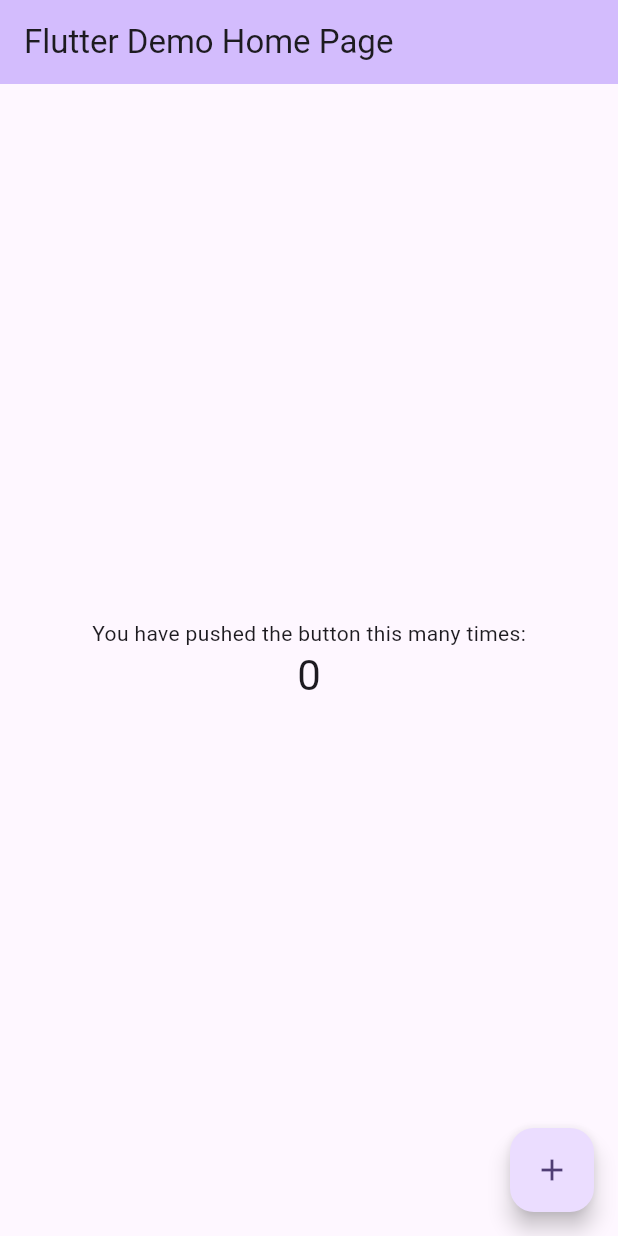
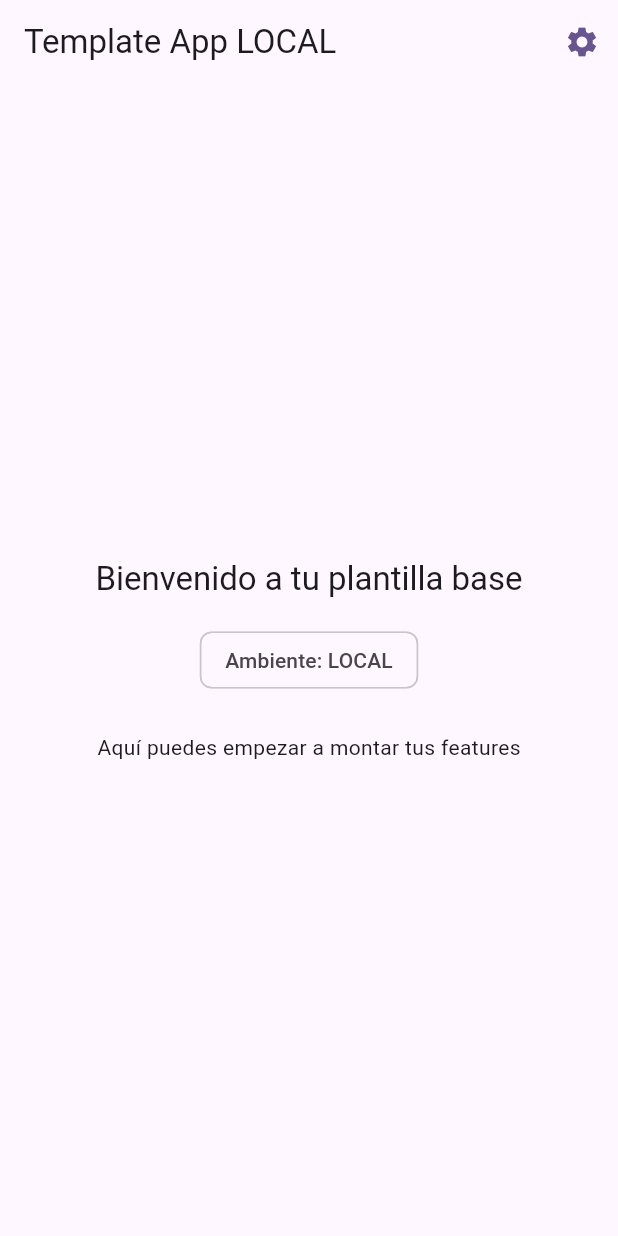
Before and after one commit to leonardo5456/flutter-template, a Flutter app: the screen it shows after launch, on a phone screen of 412 x 824 dp. Run offline on Flutter 3.47's test engine with Material 3 defaults, Android fonts, the phone set to English and light mode, and no system bars.

Commit message:
initial app config

```diff
--- /dev/null
+++ b/lib/app.dart
@@ -0,0 +1,31 @@
+import 'package:flutter/material.dart';
+import 'package:provider/provider.dart';
+import 'core/router/app_router.dart';
+import 'core/theme/app_theme.dart';
+import 'core/theme/theme_notifier.dart';
+
+class MyApp extends StatelessWidget {
+  const MyApp({super.key});
+
+  @override
+  Widget build(BuildContext context) {
+    return ChangeNotifierProvider(
+      create: (_) => ThemeNotifier(),
+      child: Consumer<ThemeNotifier>(
+        builder: (_, themeNotifier, __) {
+          final seed = themeNotifier.seedColor;
+
+          return MaterialApp(
+            debugShowCheckedModeBanner: false,
+            title: 'Template App',
+            themeMode: themeNotifier.themeMode,
+            theme: AppTheme.light(seed),
+            darkTheme: AppTheme.dark(seed),
+            onGenerateRoute: AppRouter.onGenerateRoute,
+            initialRoute: AppRoutes.home,
+          );
+        },
+      ),
+    );
+  }
+}
--- /dev/null
+++ b/lib/core/config/flavor.dart
@@ -0,0 +1,12 @@
+enum Flavor { local, dev, prod }
+
+String flavorName(Flavor flavor) {
+  switch (flavor) {
+    case Flavor.local:
+      return 'LOCAL';
+    case Flavor.dev:
+      return 'DEV';
+    case Flavor.prod:
+      return 'PROD';
+  }
+}
--- /dev/null
+++ b/lib/core/router/app_router.dart
@@ -0,0 +1,21 @@
+import 'package:flutter/material.dart';
+import '../../features/home/presentation/pages/home_page.dart';
+import '../../features/settings/presentation/pages/settings_page.dart';
+
+class AppRoutes {
+  static const String home = '/';
+  static const String settings = '/settings';
+}
+
+class AppRouter {
+  static Route<dynamic>? onGenerateRoute(RouteSettings settings) {
+    switch (settings.name) {
+      case AppRoutes.home:
+        return MaterialPageRoute(builder: (_) => const HomePage());
+      case AppRoutes.settings:
+        return MaterialPageRoute(builder: (_) => const SettingsPage());
+      default:
+        return MaterialPageRoute(builder: (_) => const HomePage());
+    }
+  }
+}
--- /dev/null
+++ b/lib/core/theme/app_theme.dart
@@ -0,0 +1,33 @@
+import 'package:flutter/material.dart';
+
+class AppTheme {
+  // Color semilla por defecto
+  static const Color defaultSeed = Colors.deepPurple;
+
+  static ColorScheme colorSchemeFromSeed(Color seed, {Brightness? brightness}) {
+    return ColorScheme.fromSeed(
+      seedColor: seed,
+      brightness: brightness ?? Brightness.light,
+    );
+  }
+
+  static ThemeData light(Color seed) {
+    final scheme = colorSchemeFromSeed(seed, brightness: Brightness.light);
+    return ThemeData(
+      useMaterial3: true,
+      colorScheme: scheme,
+      brightness: Brightness.light,
+      iconTheme: IconThemeData(color: scheme.primary),
+    );
+  }
+
+  static ThemeData dark(Color seed) {
+    final scheme = colorSchemeFromSeed(seed, brightness: Brightness.dark);
+    return ThemeData(
+      useMaterial3: true,
+      colorScheme: scheme,
+      brightness: Brightness.dark,
+      iconTheme: IconThemeData(color: scheme.primary),
+    );
+  }
+}
--- /dev/null
+++ b/lib/core/theme/theme_notifier.dart
@@ -0,0 +1,20 @@
+import 'package:flutter/material.dart';
+import 'app_theme.dart';
+
+class ThemeNotifier extends ChangeNotifier {
+  ThemeMode _themeMode = ThemeMode.system;
+  Color _seedColor = AppTheme.defaultSeed;
+
+  ThemeMode get themeMode => _themeMode;
+  Color get seedColor => _seedColor;
+
+  void setThemeMode(ThemeMode mode) {
+    _themeMode = mode;
+    notifyListeners();
+  }
+
+  void setSeedColor(Color color) {
+    _seedColor = color;
+    notifyListeners();
+  }
+}
--- /dev/null
+++ b/lib/features/home/presentation/pages/home_page.dart
@@ -0,0 +1,49 @@
+import 'package:flutter/material.dart';
+import '../../../../bootstrap.dart';
+import '../../../../core/config/flavor.dart';
+import '../../../../core/router/app_router.dart';
+import '../../../../shared/widgets/app_icon.dart';
+
+class HomePage extends StatelessWidget {
+  const HomePage({super.key});
+
+  @override
+  Widget build(BuildContext context) {
+    final flavor = appConfig.flavor;
+    final flavorLabel = flavorName(flavor);
+
+    return Scaffold(
+      appBar: AppBar(
+        title: Text(appConfig.appName),
+        actions: [
+          IconButton(
+            icon: const AppIcon(Icons.settings),
+            onPressed: () {
+              Navigator.pushNamed(context, AppRoutes.settings);
+            },
+          ),
+        ],
+      ),
+      body: Center(
+        child: Column(
+          mainAxisSize: MainAxisSize.min,
+          children: [
+            Text(
+              'Bienvenido a tu plantilla base',
+              style: Theme.of(context).textTheme.titleLarge,
+            ),
+            const SizedBox(height: 16),
+            Chip(
+              label: Text('Ambiente: $flavorLabel'),
+            ),
+            const SizedBox(height: 24),
+            Text(
+              'Aquí puedes empezar a montar tus features',
+              style: Theme.of(context).textTheme.bodyMedium,
+            ),
+          ],
+        ),
+      ),
+    );
+  }
+}
--- a/lib/main.dart
+++ b/lib/main.dart
@@ -1,122 +1,134 @@
 import 'package:flutter/material.dart';
+import 'bootstrap.dart';
+import 'app.dart';
 
-void main() {
+Future<void> main() async {
+  WidgetsFlutterBinding.ensureInitialized();
+  await bootstrap();
   runApp(const MyApp());
 }
 
-class MyApp extends StatelessWidget {
-  const MyApp({super.key});
 
-  // This widget is the root of your application.
-  @override
-  Widget build(BuildContext context) {
-    return MaterialApp(
-      title: 'Flutter Demo',
-      theme: ThemeData(
-        // This is the theme of your application.
-        //
-        // TRY THIS: Try running your application with "flutter run". You'll see
-        // the application has a purple toolbar. Then, without quitting the app,
-        // try changing the seedColor in the colorScheme below to Colors.green
-        // and then invoke "hot reload" (save your changes or press the "hot
-        // reload" button in a Flutter-supported IDE, or press "r" if you used
-        // the command line to start the app).
-        //
-        // Notice that the counter didn't reset back to zero; the application
-        // state is not lost during the reload. To reset the state, use hot
-        // restart instead.
-        //
-        // This works for code too, not just values: Most code changes can be
-        // tested with just a hot reload.
-        colorScheme: ColorScheme.fromSeed(seedColor: Colors.deepPurple),
-      ),
-      home: const MyHomePage(title: 'Flutter Demo Home Page'),
-    );
-  }
-}
 
-class MyHomePage extends StatefulWidget {
-  const MyHomePage({super.key, required this.title});
+// import 'package:flutter/material.dart';
 
-  // This widget is the home page of your application. It is stateful, meaning
-  // that it has a State object (defined below) that contains fields that affect
-  // how it looks.
+// void main() {
+//   runApp(const MyApp());
+// }
 
-  // This class is the configuration for the state. It holds the values (in this
-  // case the title) provided by the parent (in this case the App widget) and
-  // used by the build method of the State. Fields in a Widget subclass are
-  // always marked "final".
+// class MyApp extends StatelessWidget {
+//   const MyApp({super.key});
 
-  final String title;
+//   // This widget is the root of your application.
+//   @override
+//   Widget build(BuildContext context) {
+//     return MaterialApp(
+//       title: 'Flutter Demo',
+//       theme: ThemeData(
+//         // This is the theme of your application.
+//         //
+//         // TRY THIS: Try running your application with "flutter run". You'll see
+//         // the application has a purple toolbar. Then, without quitting the app,
+//         // try changing the seedColor in the colorScheme below to Colors.green
+//         // and then invoke "hot reload" (save your changes or press the "hot
+//         // reload" button in a Flutter-supported IDE, or press "r" if you used
+//         // the command line to start the app).
+//         //
+//         // Notice that the counter didn't reset back to zero; the application
+//         // state is not lost during the reload. To reset the state, use hot
+//         // restart instead.
+//         //
+//         // This works for code too, not just values: Most code changes can be
+//         // tested with just a hot reload.
+//         colorScheme: ColorScheme.fromSeed(seedColor: Colors.deepPurple),
+//       ),
+//       home: const MyHomePage(title: 'Flutter Demo Home Page'),
+//     );
+//   }
+// }
 
-  @override
-  State<MyHomePage> createState() => _MyHomePageState();
-}
+// class MyHomePage extends StatefulWidget {
+//   const MyHomePage({super.key, required this.title});
 
-class _MyHomePageState extends State<MyHomePage> {
-  int _counter = 0;
+//   // This widget is the home page of your application. It is stateful, meaning
+//   // that it has a State object (defined below) that contains fields that affect
+//   // how it looks.
 
-  void _incrementCounter() {
-    setState(() {
-      // This call to setState tells the Flutter framework that something has
-      // changed in this State, which causes it to rerun the build method below
-      // so that the display can reflect the updated values. If we changed
-      // _counter without calling setState(), then the build method would not be
-      // called again, and so nothing would appear to happen.
-      _counter++;
-    });
-  }
+//   // This class is the configuration for the state. It holds the values (in this
+//   // case the title) provided by the parent (in this case the App widget) and
+//   // used by the build method of the State. Fields in a Widget subclass are
+//   // always marked "final".
 
-  @override
-  Widget build(BuildContext context) {
-    // This method is rerun every time setState is called, for instance as done
-    // by the _incrementCounter method above.
-    //
-    // The Flutter framework has been optimized to make rerunning build methods
-    // fast, so that you can just rebuild anything that needs updating rather
-    // than having to individually change instances of widgets.
-    return Scaffold(
-      appBar: AppBar(
-        // TRY THIS: Try changing the color here to a specific color (to
-        // Colors.amber, perhaps?) and trigger a hot reload to see the AppBar
-        // change color while the other colors stay the same.
-        backgroundColor: Theme.of(context).colorScheme.inversePrimary,
-        // Here we take the value from the MyHomePage object that was created by
-        // the App.build method, and use it to set our appbar title.
-        title: Text(widget.title),
-      ),
-      body: Center(
-        // Center is a layout widget. It takes a single child and positions it
-        // in the middle of the parent.
-        child: Column(
-          // Column is also a layout widget. It takes a list of children and
-          // arranges them vertically. By default, it sizes itself to fit its
-          // children horizontally, and tries to be as tall as its parent.
-          //
-          // Column has various properties to control how it sizes itself and
-          // how it positions its children. Here we use mainAxisAlignment to
-          // center the children vertically; the main axis here is the vertical
-          // axis because Columns are vertical (the cross axis would be
-          // horizontal).
-          //
-          // TRY THIS: Invoke "debug painting" (choose the "Toggle Debug Paint"
-          // action in the IDE, or press "p" in the console), to see the
-          // wireframe for each widget.
-          mainAxisAlignment: MainAxisAlignment.center,
-          children: <Widget>[
-            const Text('You have pushed the button this many times:'),
-            Text(
-              '$_counter',
-              style: Theme.of(context).textTheme.headlineMedium,
-            ),
-          ],
-        ),
-      ),
-      floatingActionButton: FloatingActionButton(
-        onPressed: _incrementCounter,
-        tooltip: 'Increment',
-        child: const Icon(Icons.add),
-      ), // This trailing comma makes auto-formatting nicer for build methods.
-    );
-  }
-}
+//   final String title;
+
+//   @override
+//   State<MyHomePage> createState() => _MyHomePageState();
+// }
+
+// class _MyHomePageState extends State<MyHomePage> {
+//   int _counter = 0;
+
+//   void _incrementCounter() {
+//     setState(() {
+//       // This call to setState tells the Flutter framework that something has
+//       // changed in this State, which causes it to rerun the build method below
+//       // so that the display can reflect the updated values. If we changed
+//       // _counter without calling setState(), then the build method would not be
+//       // called again, and so nothing would appear to happen.
+//       _counter++;
+//     });
+//   }
+
+//   @override
+//   Widget build(BuildContext context) {
+//     // This method is rerun every time setState is called, for instance as done
+//     // by the _incrementCounter method above.
+//     //
+//     // The Flutter framework has been optimized to make rerunning build methods
+//     // fast, so that you can just rebuild anything that needs updating rather
+//     // than having to individually change instances of widgets.
+//     return Scaffold(
+//       appBar: AppBar(
+//         // TRY THIS: Try changing the color here to a specific color (to
+//         // Colors.amber, perhaps?) and trigger a hot reload to see the AppBar
+//         // change color while the other colors stay the same.
+//         backgroundColor: Theme.of(context).colorScheme.inversePrimary,
+//         // Here we take the value from the MyHomePage object that was created by
+//         // the App.build method, and use it to set our appbar title.
+//         title: Text(widget.title),
+//       ),
+//       body: Center(
+//         // Center is a layout widget. It takes a single child and positions it
+//         // in the middle of the parent.
+//         child: Column(
+//           // Column is also a layout widget. It takes a list of children and
+//           // arranges them vertically. By default, it sizes itself to fit its
+//           // children horizontally, and tries to be as tall as its parent.
+//           //
+//           // Column has various properties to control how it sizes itself and
+//           // how it positions its children. Here we use mainAxisAlignment to
+//           // center the children vertically; the main axis here is the vertical
+//           // axis because Columns are vertical (the cross axis would be
+//           // horizontal).
+//           //
+//           // TRY THIS: Invoke "debug painting" (choose the "Toggle Debug Paint"
+//           // action in the IDE, or press "p" in the console), to see the
+//           // wireframe for each widget.
+//           mainAxisAlignment: MainAxisAlignment.center,
+//           children: <Widget>[
+//             const Text('You have pushed the button this many times:'),
+//             Text(
+//               '$_counter',
+//               style: Theme.of(context).textTheme.headlineMedium,
+//             ),
+//           ],
+//         ),
+//       ),
+//       floatingActionButton: FloatingActionButton(
+//         onPressed: _incrementCounter,
+//         tooltip: 'Increment',
+//         child: const Icon(Icons.add),
+//       ), // This trailing comma makes auto-formatting nicer for build methods.
+//     );
+//   }
+// }
--- /dev/null
+++ b/lib/shared/widgets/app_icon.dart
@@ -0,0 +1,14 @@
+import 'package:flutter/material.dart';
+
+class AppIcon extends StatelessWidget {
+  final IconData icon;
+  final double size;
+
+  const AppIcon(this.icon, {super.key, this.size = 24});
+
+  @override
+  Widget build(BuildContext context) {
+    final color = Theme.of(context).colorScheme.primary;
+    return Icon(icon, size: size, color: color);
+  }
+}
--- a/pubspec.yaml
+++ b/pubspec.yaml
@@ -34,6 +34,7 @@ dependencies:
   # The following adds the Cupertino Icons font to your application.
   # Use with the CupertinoIcons class for iOS style icons.
   cupertino_icons: ^1.0.8
+  provider: ^6.1.2
 
 dev_dependencies:
   flutter_test:
```
Also changed, not shown: lib/bootstrap.dart (added, +13 -0 lines), lib/core/config/app_config.dart (added, +39 -0 lines), lib/features/settings/presentation/pages/settings_page.dart (added, +110 -0 lines), 1 other file.
